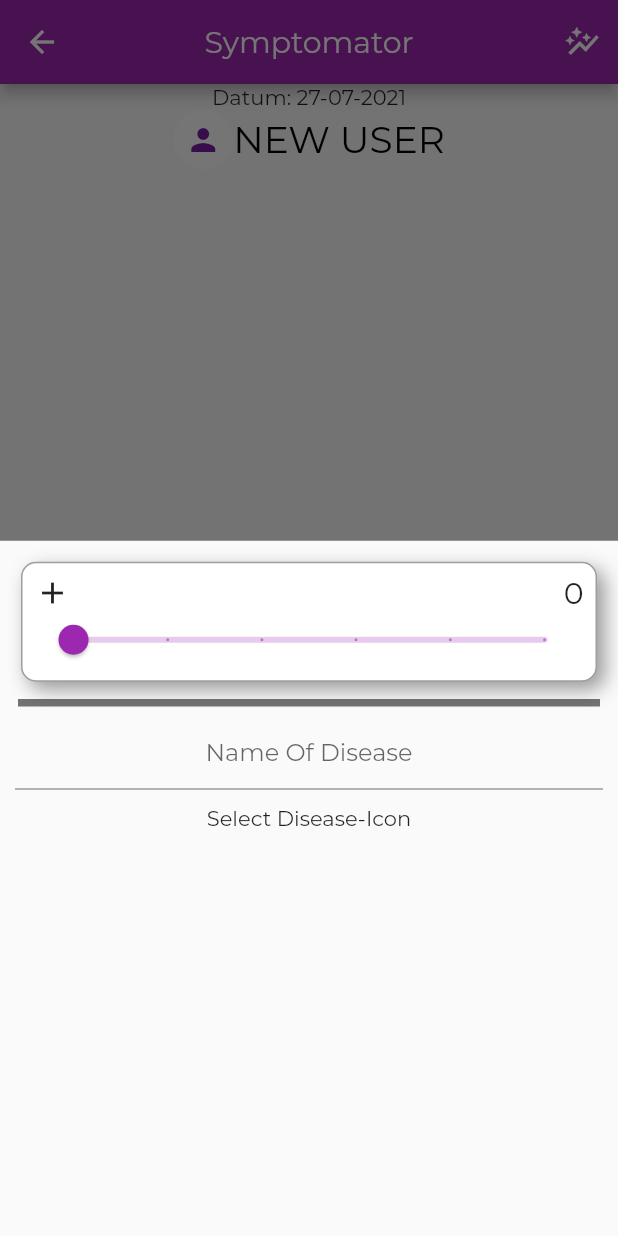
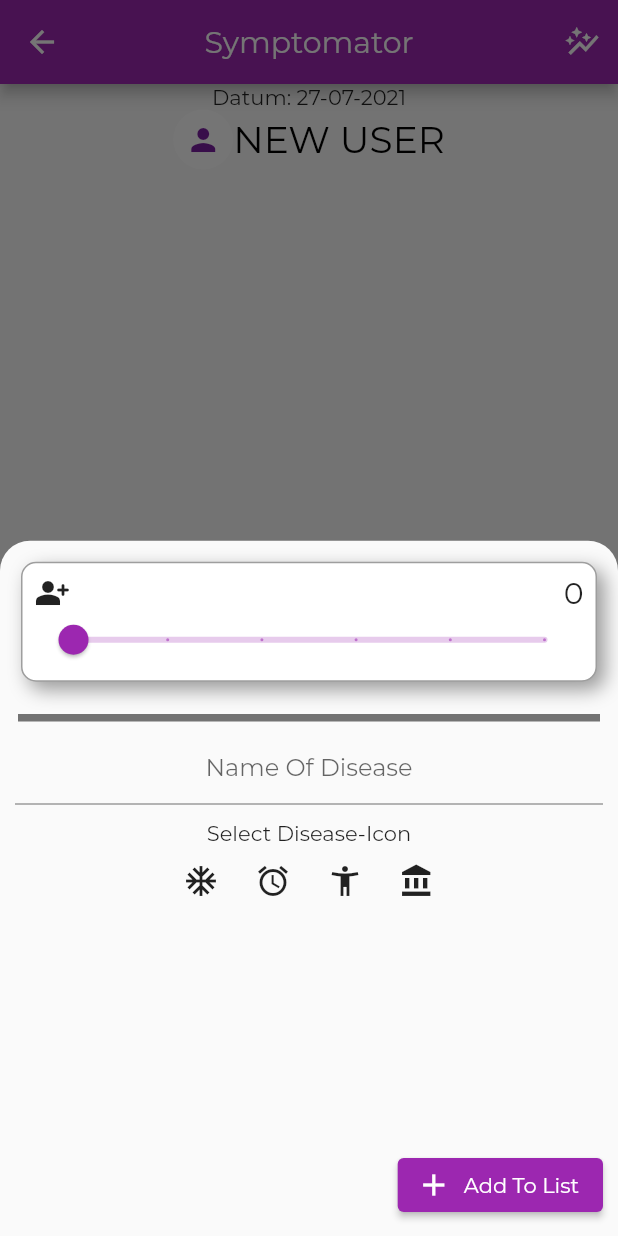
Before and after one commit to Zwennsch/Symptomator, a Flutter app: the MainScreen screen opened by its route, after a tap on "ADD NEW", on a phone screen of 412 x 824 dp. Run offline on Flutter 3.47's test engine with Material 2 defaults, Android fonts, the phone set to English and light mode, and no system bars; accounts and stored records are empty; project files that could hold a hidden picture were left out.

Commit message:
adding rounded borders to add_disease and made select icon working

```diff
--- a/lib/screens/add_disease_screen.dart
+++ b/lib/screens/add_disease_screen.dart
@@ -1,4 +1,3 @@
-
 import 'package:flutter/material.dart';
 import 'package:symptomator/backend/disease.dart';
 import 'package:symptomator/widgets/illness_card.dart';
@@ -11,15 +10,18 @@
 }
 
 class _AddDiseaseState extends State<AddDisease> {
+  String _nameOfDisease = '';
+  Icon _iconOfDisease = const Icon(Icons.person_add_alt_rounded);
   @override
   Widget build(BuildContext context) {
-    String _nameOfDisease = '';
-    final Icon _iconOfDisease = Icon(Icons.add);
     return Container(
       padding: const EdgeInsets.symmetric(horizontal: 10, vertical: 10),
       child: Column(
         children: [
           IllnessCard(disease: Disease(_iconOfDisease, _nameOfDisease)),
+          const SizedBox(
+            height: 10,
+          ),
           const Divider(
             color: Colors.black54,
             height: 20,
@@ -39,11 +41,48 @@
               }),
           const SizedBox(height: 10),
           const Text('Select Disease-Icon'),
-          Row(children: []),
+          Expanded(child: Wrap(children: iconsRow())),
+          // const Divider(
+          //   color: Colors.black54,
+          //   height: 10,
+          //   thickness: 2,
+          //   indent: 2,
+          //   endIndent: 2,
+          // ),
+          Row(
+            mainAxisAlignment: MainAxisAlignment.end,
+            children: [
+              ElevatedButton.icon(
+                  onPressed: () => print('back to main_screen'),
+                  icon: const Icon(Icons.add),
+                  label: const Text('Add To List')),
+            ],
+          )
         ],
       ),
     );
   }
+
+  List<IconButton> iconsRow() {
+    const List<Icon> theIcons = [
+      Icon(Icons.ac_unit),
+      Icon(Icons.alarm),
+      Icon(Icons.accessibility_new),
+      Icon(Icons.account_balance_sharp)
+    ];
+    final List<IconButton> theList = [];
+    for (int i = 0; i < theIcons.length; i++) {
+      theList.add(IconButton(
+          onPressed: () {
+            setState(() {
+              _iconOfDisease = theIcons[i];
+            });
+          },
+          icon: theIcons[i]));
+    }
+    return theList;
+  }
 }
 
+
 // List<IconButton> icons ={IconButton(onPressed: onPressed, icon: icon)}
--- a/lib/screens/main_screen.dart
+++ b/lib/screens/main_screen.dart
@@ -78,7 +78,12 @@
                   label: const Text('SAVE')),
               ElevatedButton.icon(
                   onPressed: () => showModalBottomSheet(
-                      context: context, builder: (context) => AddDisease()),
+                      shape: const RoundedRectangleBorder(
+                          borderRadius: BorderRadius.only(
+                              topLeft: Radius.circular(20),
+                              topRight: Radius.circular(20))),
+                      context: context,
+                      builder: (context) => AddDisease()),
                   icon: const Icon(Icons.add),
                   label: const Text('ADD NEW')),
             ],
--- a/lib/widgets/illness_card.dart
+++ b/lib/widgets/illness_card.dart
@@ -2,8 +2,8 @@
 import 'package:symptomator/backend/disease.dart';
 
 class IllnessCard extends StatefulWidget {
-  final Disease disease;
-  const IllnessCard(
+   final Disease disease;
+   const IllnessCard(
       {Key? key, required this.disease})
       : super(key: key);
 
```
